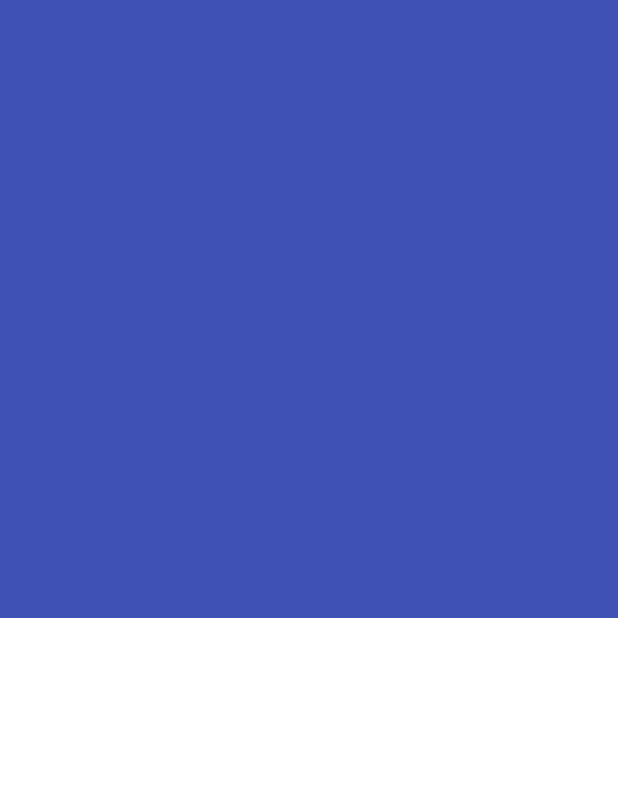
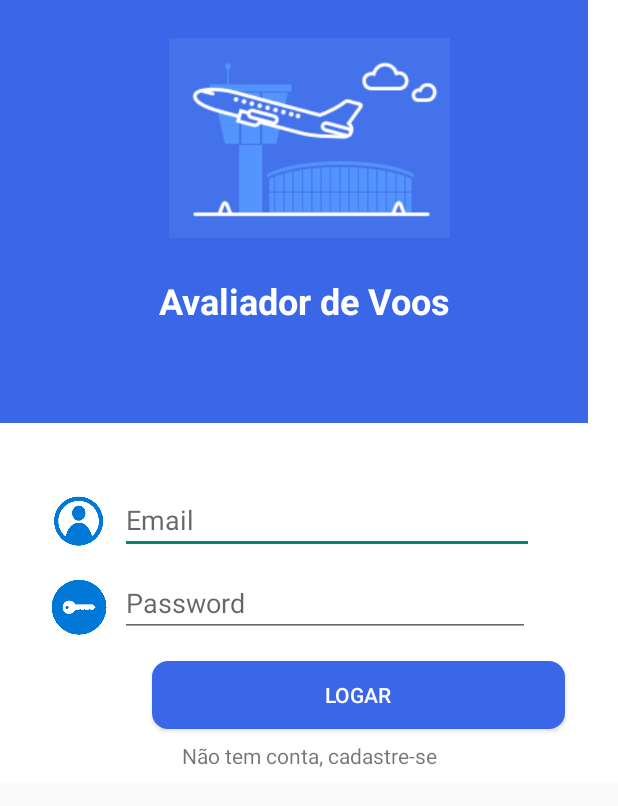
Before and after one commit to jedsonBrito/AvalicaoCiaAereas, an Android app: the screen it shows after launch (MainActivity), on a phone screen of 412 x 824 dp. Shown: the top 806 px of the screen. Run offline under Robolectric (Android 15) with nearby library versions, the phone set to English and light mode, and no system bars.

Commit message:
Tela Login Inicial duas cores background completa

```diff
--- /dev/null
+++ b/app/src/main/res/drawable/roundbutton.xml
@@ -0,0 +1,11 @@
+<?xml version="1.0" encoding="utf-8"?>
+<shape xmlns:android="http://schemas.android.com/apk/res/android"
+    android:shape="rectangle" android:padding="15dp">
+    <solid android:color="#3A67E7"/>
+    <corners
+        android:bottomRightRadius="10dp"
+        android:bottomLeftRadius="10dp"
+        android:topLeftRadius="10dp"
+        android:topRightRadius="10dp"/>
+    <stroke android:width="1dip" android:color="#3A67E7" />
+</shape>
--- a/app/src/main/res/layout/activity_main.xml
+++ b/app/src/main/res/layout/activity_main.xml
@@ -1,36 +1,146 @@
 <?xml version="1.0" encoding="utf-8"?>
-<android.support.constraint.ConstraintLayout xmlns:android="http://schemas.android.com/apk/res/android"
+<ScrollView xmlns:android="http://schemas.android.com/apk/res/android"
     xmlns:app="http://schemas.android.com/apk/res-auto"
     xmlns:tools="http://schemas.android.com/tools"
+    tools:context=".MainActivity"
     android:layout_width="match_parent"
-    android:layout_height="match_parent"
-    android:background="@android:color/white"
-    tools:context=".MainActivity">
+    android:layout_height="match_parent">
 
-    <android.support.constraint.Guideline
-        android:id="@+id/guideline10"
-        android:layout_width="wrap_content"
-        android:layout_height="wrap_content"
-        android:orientation="horizontal"
-        app:layout_constraintGuide_percent="0.5" />
+    <android.support.constraint.ConstraintLayout
+        android:layout_width="match_parent"
+        android:layout_height="match_parent"
+        android:background="@android:color/white">
 
-    <LinearLayout
-        android:layout_width="0dp"
-        android:layout_height="0dp"
-        android:background="@color/colorPrimary"
-        app:layout_constraintLeft_toLeftOf="parent"
-        app:layout_constraintRight_toRightOf="parent"
-        app:layout_constraintTop_toTopOf="parent"
-        app:layout_constraintBottom_toTopOf="@+id/guideline10"/>
-
-    <LinearLayout
-        android:layout_width="0dp"
-        android:layout_height="0dp"
-        android:background="@color/colorAccent"
-        app:layout_constraintLeft_toLeftOf="parent"
-        app:layout_constraintRight_toRightOf="parent"
-        app:layout_constraintBottom_toBottomOf="parent"
-        app:layout_constraintTop_toBottomOf="@+id/guideline10"/>
+        <ImageView
+            android:id="@+id/imageView4"
+            android:layout_width="392dp"
+            android:layout_height="287dp"
+            android:layout_marginBottom="48dp"
+            android:contentDescription="@string/content_background"
+            android:elevation="-1dp"
+            app:layout_constraintBottom_toTopOf="@+id/editText2"
+            app:layout_constraintEnd_toEndOf="parent"
+            app:layout_constraintHorizontal_bias="0.0"
+            app:layout_constraintStart_toStartOf="parent"
+            app:srcCompat="@color/colorPrimary" />
 
 
-</android.support.constraint.ConstraintLayout>
+        <TextView
+            android:id="@+id/textView"
+            android:layout_width="201dp"
+            android:layout_height="29dp"
+            android:layout_marginEnd="8dp"
+            android:layout_marginStart="8dp"
+            android:layout_marginTop="8dp"
+            android:background="@color/colorPrimary"
+            android:text="@string/app_name"
+            android:textColor="@android:color/white"
+            android:textSize="24sp"
+            android:textStyle="bold"
+            app:layout_constraintEnd_toEndOf="parent"
+            app:layout_constraintHorizontal_bias="0.502"
+            app:layout_constraintStart_toStartOf="parent"
+            app:layout_constraintTop_toBottomOf="@+id/imageView" />
+
+
+        <EditText
+            android:id="@+id/editText2"
+            android:layout_width="276dp"
+            android:layout_height="40dp"
+            android:layout_marginEnd="16dp"
+            android:layout_marginStart="8dp"
+            android:layout_marginTop="116dp"
+            android:ems="10"
+            android:hint="@string/hint_email"
+            android:inputType="textEmailAddress"
+            app:layout_constraintEnd_toEndOf="parent"
+            app:layout_constraintHorizontal_bias="0.0"
+            app:layout_constraintStart_toEndOf="@+id/imageView2"
+            app:layout_constraintTop_toBottomOf="@+id/textView" />
+
+
+        <EditText
+            android:id="@+id/editText3"
+            android:layout_width="273dp"
+            android:layout_height="39dp"
+            android:layout_marginEnd="8dp"
+            android:layout_marginStart="8dp"
+            android:layout_marginTop="16dp"
+            android:ems="10"
+            android:hint="@string/hint_password"
+            android:inputType="textPassword"
+            app:layout_constraintEnd_toEndOf="parent"
+            app:layout_constraintHorizontal_bias="0.0"
+            app:layout_constraintStart_toEndOf="@+id/imageView3"
+            app:layout_constraintTop_toBottomOf="@+id/editText2" />
+
+        <Button
+            android:id="@+id/button"
+            android:layout_width="275dp"
+            android:layout_height="45dp"
+            android:layout_marginEnd="8dp"
+            android:layout_marginStart="8dp"
+            android:layout_marginTop="16dp"
+            android:background="@drawable/roundbutton"
+            android:text="@string/btn_logar"
+            android:textColor="@android:color/white"
+            android:textSize="14sp"
+            app:layout_constraintEnd_toEndOf="parent"
+            app:layout_constraintHorizontal_bias="0.774"
+            app:layout_constraintStart_toStartOf="parent"
+            app:layout_constraintTop_toBottomOf="@+id/editText3" />
+
+        <TextView
+            android:id="@+id/textView7"
+            android:layout_width="wrap_content"
+            android:layout_height="wrap_content"
+            android:layout_marginBottom="8dp"
+            android:layout_marginEnd="8dp"
+            android:layout_marginStart="8dp"
+            android:layout_marginTop="8dp"
+            android:text="@string/no_account"
+            app:layout_constraintBottom_toBottomOf="parent"
+            app:layout_constraintEnd_toEndOf="parent"
+            app:layout_constraintStart_toStartOf="parent"
+            app:layout_constraintTop_toBottomOf="@+id/button"
+            app:layout_constraintVertical_bias="0.083" />
+
+        <ImageView
+            android:id="@+id/imageView2"
+            android:layout_width="40dp"
+            android:layout_height="40dp"
+            android:layout_marginStart="32dp"
+            android:layout_marginTop="116dp"
+            android:contentDescription="@string/content_user"
+            app:layout_constraintStart_toStartOf="parent"
+            app:layout_constraintTop_toBottomOf="@+id/textView"
+            app:srcCompat="@drawable/user" />
+
+        <ImageView
+            android:id="@+id/imageView3"
+            android:layout_width="40dp"
+            android:layout_height="40dp"
+            android:layout_marginStart="32dp"
+            android:layout_marginTop="16dp"
+            android:contentDescription="@string/content_password"
+            app:layout_constraintStart_toStartOf="parent"
+            app:layout_constraintTop_toBottomOf="@+id/editText2"
+            app:srcCompat="@drawable/password" />
+
+        <ImageView
+            android:id="@+id/imageView"
+            android:layout_width="187dp"
+            android:layout_height="168dp"
+            android:layout_marginEnd="8dp"
+            android:layout_marginStart="8dp"
+            android:layout_marginTop="8dp"
+            android:layout_weight="1"
+            android:contentDescription="@string/content_logo"
+            app:layout_constraintEnd_toEndOf="parent"
+            app:layout_constraintStart_toStartOf="parent"
+            app:layout_constraintTop_toTopOf="parent"
+            app:srcCompat="@drawable/logo" />
+
+
+    </android.support.constraint.ConstraintLayout>
+</ScrollView>
--- a/app/src/main/res/values/colors.xml
+++ b/app/src/main/res/values/colors.xml
@@ -1,6 +1,6 @@
 <?xml version="1.0" encoding="utf-8"?>
 <resources>
-    <color name="colorPrimary">#3F51B5</color>
+    <color name="colorPrimary">#3a67e7</color>
     <color name="colorPrimaryDark">#303F9F</color>
     <color name="colorAccent">#FFFFFF</color>
 </resources>
--- a/app/src/main/res/values/strings.xml
+++ b/app/src/main/res/values/strings.xml
@@ -1,3 +1,15 @@
 <resources>
-    <string name="app_name">AvalicaoCiaAereas</string>
+    <string name="app_name">Avaliador de Voos</string>
+    <string name="btn_logar">Logar</string>
+    <string name="content_user">Imagem usuário</string>
+    <string name="content_logo">Logo</string>
+    <string name="content_background">Cor de Background pela metade</string>
+    <string name="content_password">Imagem Password</string>
+    <string name="hint_name">Full Name</string>
+    <string name="hint_email">Email</string>
+    <string name="hint_password">Password</string>
+    <string name="btn_sign_up">Sign Up</string>
+    <string name="no_account">Não tem conta, cadastre-se</string>
+    <string name="err_msg_email">Enter valid email address</string>
+    <string name="err_msg_password">Enter the password</string>
 </resources>
```
Also changed, not shown: app/src/main/res/drawable/logo.png (added).
